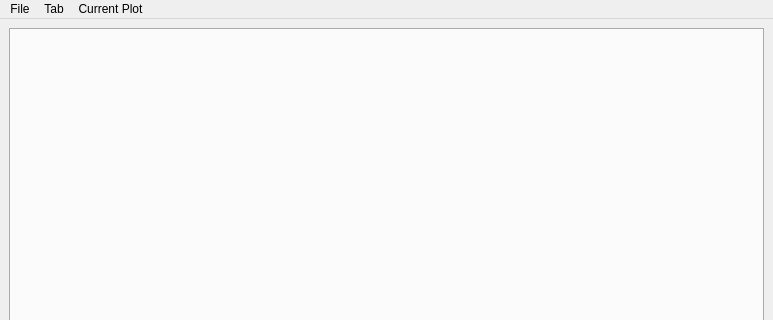
Old version of the form graph/graph.ui in the repository bencorbett90/Graph; both pictures show x 0 to 773 and y 0 to 320 of the 773 by 655 pixel window.
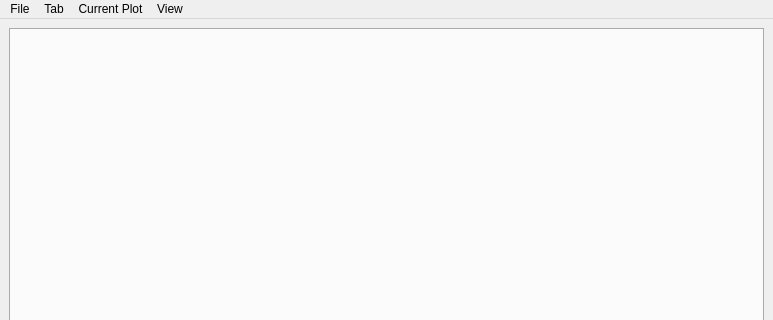
New version of the form.

Commit message: ENH: Added a view menu bar.

Patch:
```diff
--- a/graph/graph.ui
+++ b/graph/graph.ui
@@ -66,9 +66,17 @@
     <addaction name="separator"/>
     <addaction name="actionClose_tab"/>
    </widget>
+   <widget class="QMenu" name="menuView">
+    <property name="title">
+     <string>View</string>
+    </property>
+    <addaction name="view_side_bar"/>
+    <addaction name="view_gutter"/>
+   </widget>
    <addaction name="menuFile"/>
    <addaction name="menuTab"/>
    <addaction name="menuPlot"/>
+   <addaction name="menuView"/>
   </widget>
   <widget class="QStatusBar" name="statusbar"/>
   <action name="file_open">
```
Left out of the diff: 22 changed lines with no effect on the pictures. The commit also changes 14 other files.
